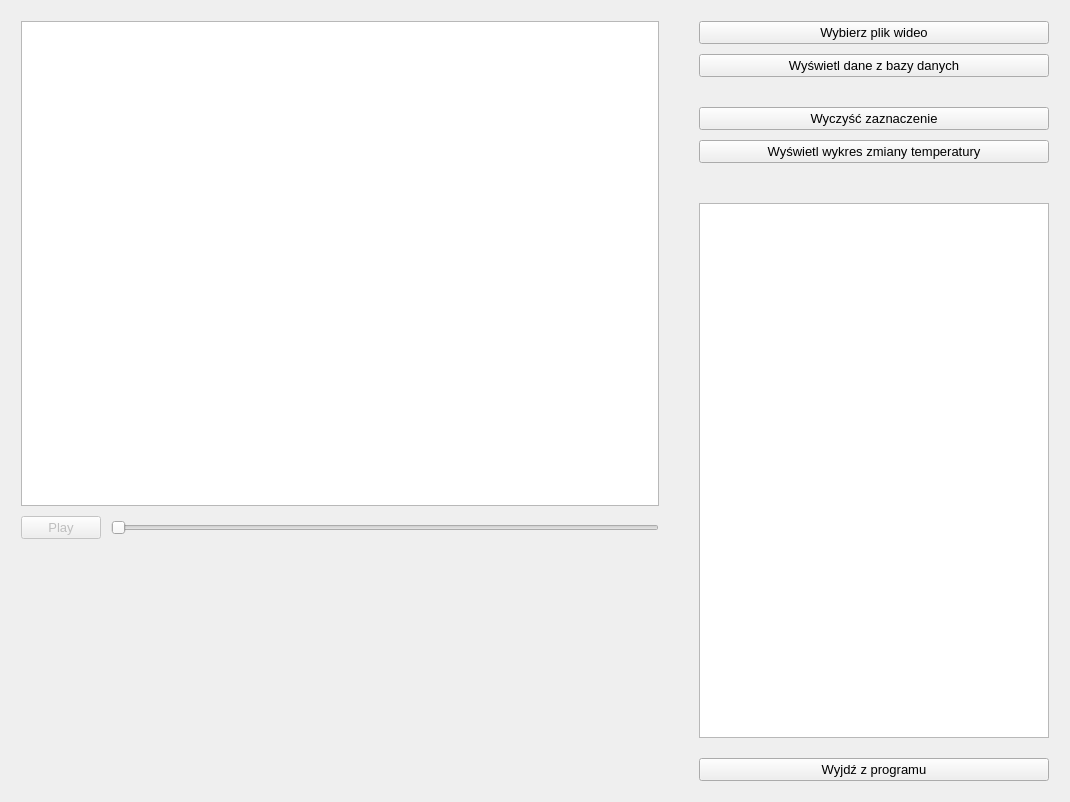
Qt form interface.ui (Landerer/Program-wspomagajacy-analize-nagran-termograficznych) before a commit.
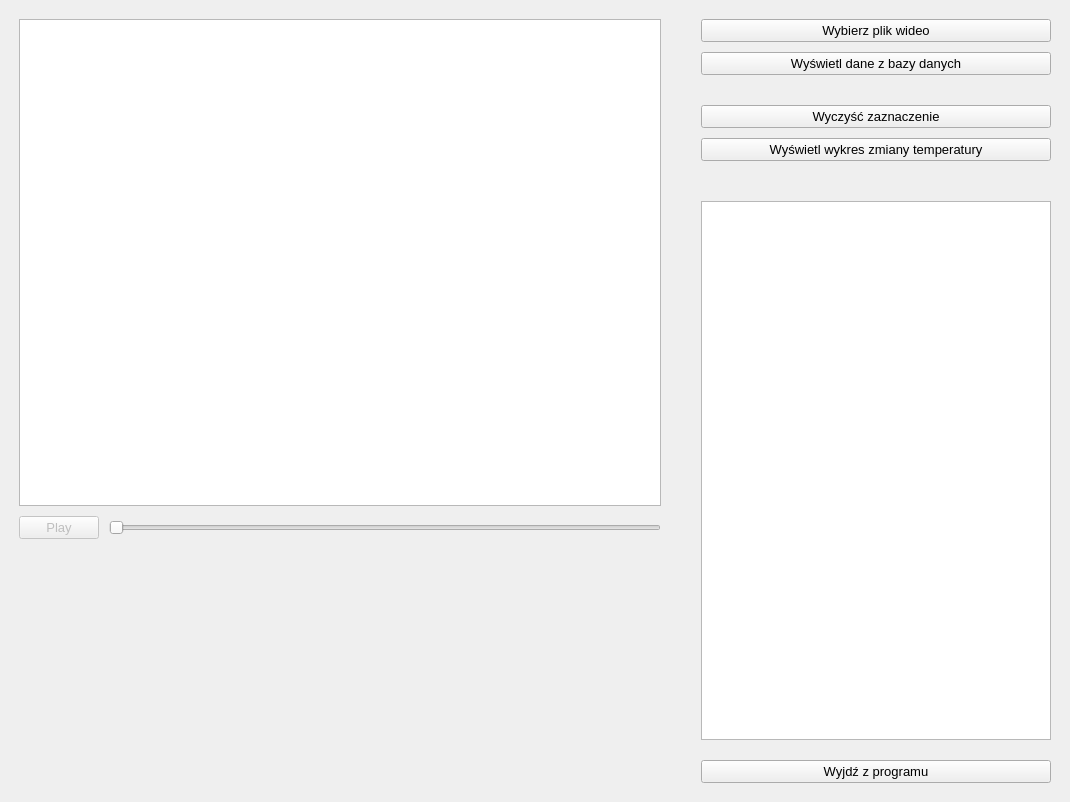
The same form after that commit. Custom widgets are drawn as their Qt base class.

Commit message:
Zamiana QDialog na QMainWindow
Dzięki temu można maksymalizować okno

The edit to the form file:
```diff
--- a/interface.ui
+++ b/interface.ui
@@ -1,10 +1,7 @@
 <?xml version="1.0" encoding="UTF-8"?>
 <ui version="4.0">
     <class>mainWindow</class>
-    <widget class="QDialog" name="mainWindow">
-        <property name="enabled">
-            <bool>true</bool>
-        </property>
+    <widget class="QMainWindow" name="mainWindow">
         <property name="geometry">
             <rect>
                 <x>0</x>
@@ -21,6 +18,7 @@
         <property name="windowTitle">
             <string>Oprogramowanie wspomagające diagnozę objawu Raynauda</string>
         </property>
+        <widget class="QWidget" name="centralwidget">
         <layout class="QHBoxLayout" name="mainLayout" stretch="2,0">
             <property name="spacing">
                 <number>10</number>
@@ -259,6 +257,7 @@
                 </layout>
             </item>
         </layout>
+        </widget>
     </widget>
     <customwidgets>
         <customwidget>
```
Lines whose indentation alone changed are shown as unchanged. The commit also changes 2 other files.
